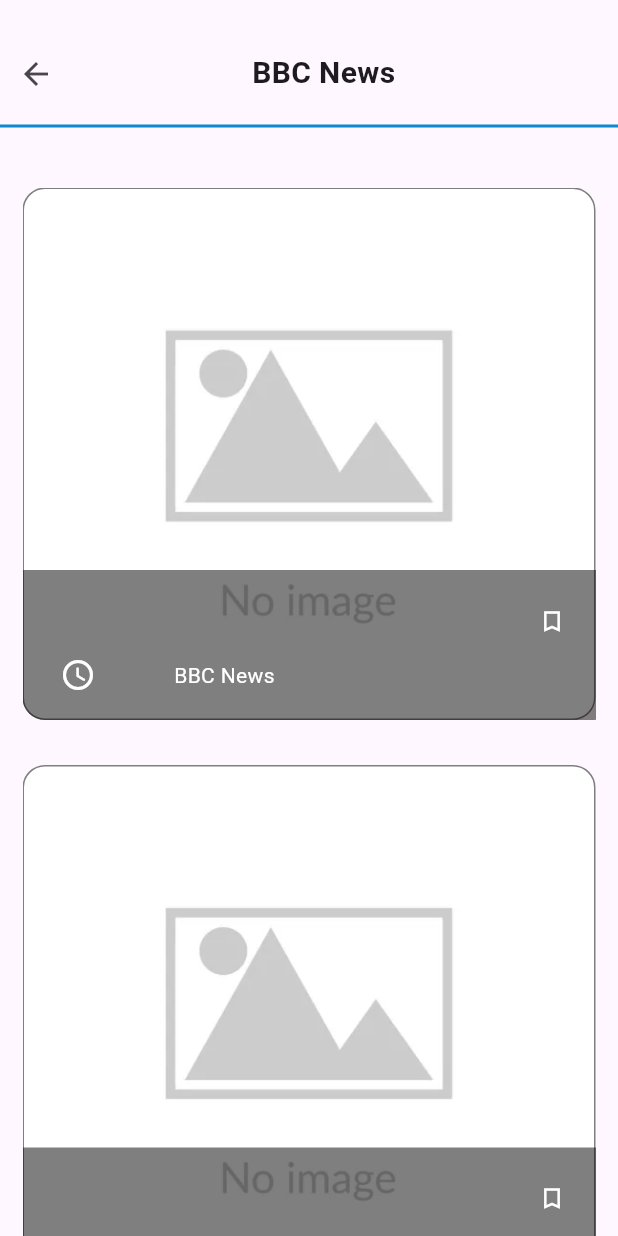
After one commit to kareemkamal11/news_wave, a Flutter app: the HomeScreen screen opened directly, item 3 of the bottom bar chosen, after a tap on "BBC News", on a phone screen of 412 x 824 dp. The commit adds this screen. Run offline on Flutter 3.47's test engine with Material 3 defaults, Android fonts, the phone set to English and light mode, and no system bars; our stand-ins replace firebase_auth, firebase_core, flutter_bloc, flutter_svg, google_fonts, google_sign_in and 3 more; missing offline and left inert: flutter_facebook_auth, flutter_inappwebview, flutter_toastr; accounts and stored records are empty; network calls fail.

Commit message:
ui is done

```diff
--- a/lib/core/static/app_assets.dart
+++ b/lib/core/static/app_assets.dart
@@ -43,5 +43,9 @@ class AppAssets {
 
   static final String emptyImage = 'assets/auth/profile/emptyImage.png';
 
-  static final String failedImaeg = 'assets/failedImage.png' ;
+  static final String failedImaeg = 'assets/emptyImage.jpg' ;
+
+  static final String failedIcon = 'assets/emptyIcon.jpg';
+
+  static final String logoIcon = 'assets/logoIcon.png';
 }
--- a/lib/features/home/view/widgets/author_page_widget.dart
+++ b/lib/features/home/view/screen/bottom_navigation_pages/author_page_widget.dart
@@ -1,8 +1,10 @@
 import 'package:flutter/material.dart';
+import 'package:news_wave/core/helper/context_helper.dart';
 import 'package:news_wave/core/static/app_assets.dart';
-import 'package:news_wave/features/home/view/widgets/custom_app_bar.dart';
+import 'package:news_wave/features/home/view/screen/category_news_screen.dart';
+import 'package:news_wave/features/home/view/widgets/home_widgets/custom_app_bar.dart';
 
-import 'topics_item_widget.dart';
+import '../../widgets/home_widgets/category_item_widget.dart';
 
 class AuthorPageWidget extends StatelessWidget {
   const AuthorPageWidget(
@@ -19,7 +21,6 @@ class AuthorPageWidget extends StatelessWidget {
         SliverToBoxAdapter(
           child: CustomAppBar(
             imagePath: imagePath,
-            selected: 2,
           ),
         ),
         SliverGrid.builder(
@@ -35,7 +36,11 @@ class AuthorPageWidget extends StatelessWidget {
                     ? AssetImage(AppAssets.failedImaeg)
                     : NetworkImage(imageSource), // رابط الصورة
               ),
-              onTap: () {},
+              onTap: () {
+                context.pustTo(CategoryNewsScreen(
+                  categotyTitle: 'BBC News',
+                ));
+              },
             );
           },
           itemCount: author.length,
--- a/lib/features/home/view/widgets/bookmark_page_widget.dart
+++ b/lib/features/home/view/screen/bottom_navigation_pages/bookmark_page_widget.dart
@@ -1,7 +1,7 @@
 import 'package:flutter/material.dart';
-import 'package:news_wave/features/home/view/widgets/custom_app_bar.dart';
+import 'package:news_wave/features/home/view/widgets/home_widgets/custom_app_bar.dart';
 
-import 'news_item_widget.dart';
+import '../../widgets/home_widgets/news_item_widget.dart';
 
 class BookmarkPageWidget extends StatelessWidget {
   const BookmarkPageWidget(
@@ -17,7 +17,6 @@ class BookmarkPageWidget extends StatelessWidget {
         SliverToBoxAdapter(
           child: CustomAppBar(
             imagePath: imagePath,
-            selected: 3,
           ),
         ),
         SliverList.builder(
@@ -27,7 +26,9 @@ class BookmarkPageWidget extends StatelessWidget {
               title: '',
               source: '',
               time: '',
-              onPressed: () {},
+              urlSource:
+                  'https://www.tmz.com/2020/08/04/rafael-nadal-us-open-tennis-covid-19-concerns/',
+              category: 'Bookmark',
             );
           },
           itemCount: bookmark.length,
--- a/lib/features/home/view/widgets/news_page_widget.dart
+++ b/lib/features/home/view/screen/bottom_navigation_pages/news_page_widget.dart
@@ -1,6 +1,6 @@
 import 'package:flutter/material.dart';
-import 'package:news_wave/features/home/view/widgets/custom_app_bar.dart';
-import 'package:news_wave/features/home/view/widgets/news_item_widget.dart';
+import 'package:news_wave/features/home/view/widgets/home_widgets/custom_app_bar.dart';
+import 'package:news_wave/features/home/view/widgets/home_widgets/news_item_widget.dart';
 
 class NewsPageWidget extends StatelessWidget {
   const NewsPageWidget({
@@ -19,7 +19,6 @@ class NewsPageWidget extends StatelessWidget {
         SliverToBoxAdapter(
           child: CustomAppBar(
             imagePath: imagePath,
-            selected: 0,
           ),
         ),
         SliverList.builder(
@@ -30,7 +29,9 @@ class NewsPageWidget extends StatelessWidget {
               title: 'Title',
               source: 'BBC News',
               time: '7h ago',
-              onPressed: () {},
+              urlSource:
+                  'https://www.tmz.com/2020/08/04/rafael-nadal-us-open-tennis-covid-19-concerns/',
+              category: 'Technology',
             );
           },
           itemCount: news.length,
--- /dev/null
+++ b/lib/features/home/view/screen/category_news_screen.dart
@@ -0,0 +1,69 @@
+import 'package:flutter/material.dart';
+import 'package:news_wave/core/static/app_styles.dart';
+import 'package:news_wave/features/home/view/widgets/home_widgets/news_item_widget.dart';
+
+class CategoryNewsScreen extends StatelessWidget {
+  const CategoryNewsScreen({super.key, required this.categotyTitle});
+
+  final String categotyTitle;
+
+  @override
+  Widget build(BuildContext context) {
+    return SafeArea(
+      child: Scaffold(
+        body: CustomScrollView(
+          slivers: [
+            SliverToBoxAdapter(
+              child: Padding(
+                padding: const EdgeInsets.symmetric(vertical: 25),
+                child: Column(
+                  children: [
+                    Row(
+                      children: [
+                        IconButton(
+                          icon: const Icon(Icons.arrow_back),
+                          onPressed: () {
+                            Navigator.pop(context);
+                          },
+                        ),
+                        SizedBox(width: 120),
+                        Text(
+                          categotyTitle,
+                          style: const TextStyle(
+                            fontSize: 20,
+                            fontWeight: FontWeight.bold,
+                          ),
+                        ),
+                      ],
+                    ),
+                    const SizedBox(height: 10),
+                    Container(
+                      width: double.infinity,
+                      height: 2,
+                      decoration: BoxDecoration(
+                        color: AppColors.primaryColor,
+                      ),
+                    ),
+                  ],
+                ),
+              ),
+            ),
+            SliverList.builder(
+              itemBuilder: (context, index) {
+                return NewsItemWidget(
+                  imageUrl: '',
+                  title: '',
+                  source: '',
+                  time: '',
+                  urlSource: 'https://www.tmz.com/2020/08/04/rafael-nadal-us-open-tennis-covid-19-concerns/',
+                  category: categotyTitle,
+                );
+              },
+              itemCount: 10,
+            ),
+          ],
+        ),
+      ),
+    );
+  }
+}
--- a/lib/features/home/view/widgets/news_item_widget.dart
+++ b/lib/features/home/view/widgets/home_widgets/news_item_widget.dart
@@ -2,6 +2,7 @@ import 'package:flutter/material.dart';
 import 'package:google_fonts/google_fonts.dart';
 import 'package:news_wave/core/static/app_assets.dart';
 import 'package:news_wave/core/static/app_styles.dart';
+import 'package:news_wave/features/home/view/screen/news_reading_screen.dart';
 
 class NewsItemWidget extends StatefulWidget {
   const NewsItemWidget({
@@ -10,14 +11,16 @@ class NewsItemWidget extends StatefulWidget {
     required this.title,
     required this.source,
     required this.time,
-    required this.onPressed,
+    required this.category,
+    required this.urlSource,
   });
 
   final String imageUrl;
   final String title;
   final String source;
   final String time;
-  final Function() onPressed;
+  final String category;
+  final String urlSource;
 
   @override
   State<NewsItemWidget> createState() => _NewsItemWidgetState();
@@ -31,7 +34,13 @@ class _NewsItemWidgetState extends State<NewsItemWidget> {
     return Padding(
       padding: EdgeInsets.symmetric(horizontal: 15, vertical: 15),
       child: InkWell(
-        onTap: widget.onPressed,
+        onTap: () {
+          Navigator.of(context).push(
+            MaterialPageRoute(
+              builder: (context) => NewsReadingScreen(url: widget.urlSource),
+            ),
+          );
+        },
         child: Stack(
           children: [
             Container(
@@ -63,7 +72,7 @@ class _NewsItemWidgetState extends State<NewsItemWidget> {
                     isBookmarked = !isBookmarked;
                   });
                 },
-                category: 'Technology',
+                category: widget.category,
               ),
             )
           ],
--- a/pubspec.yaml
+++ b/pubspec.yaml
@@ -48,6 +48,7 @@ dependencies:
   shared_preferences: ^2.3.2
   stylish_bottom_bar: ^1.1.0
   flutter_svg: ^2.0.10+1
+  flutter_inappwebview: ^6.1.5
 
 dev_dependencies:
   flutter_test:
```
Also changed, not shown: lib/features/home/view/screen/bottom_navigation_pages/topics_page_widget.dart (renamed from lib/features/home/view/widgets/topics_page_widget.dart, +9 -4 lines), lib/features/home/view/screen/home_screen.dart (+5 -5 lines), lib/features/home/view/screen/news_reading_screen.dart (added, +79 -0 lines), lib/features/home/view/widgets/home_widgets/custom_app_bar.dart (renamed from lib/features/home/view/widgets/custom_app_bar.dart, +3 -10 lines), assets/emptyIcon.jpg (added), assets/emptyImage.jpg (added), assets/failedImage.png (deleted), assets/logoIcon.png (added), lib/features/home/view/screen/bottom_navigation_pages/search_page_widget.dart (renamed from lib/features/home/view/widgets/search_page_widget.dart), lib/features/home/view/widgets/home_widgets/category_item_widget.dart (renamed from lib/features/home/view/widgets/topics_item_widget.dart), lib/features/home/view/widgets/home_widgets/navigation_buttom_widget.dart (renamed from lib/features/home/view/widgets/navigation_buttom_widget.dart), pubspec.lock, 5 other files.
